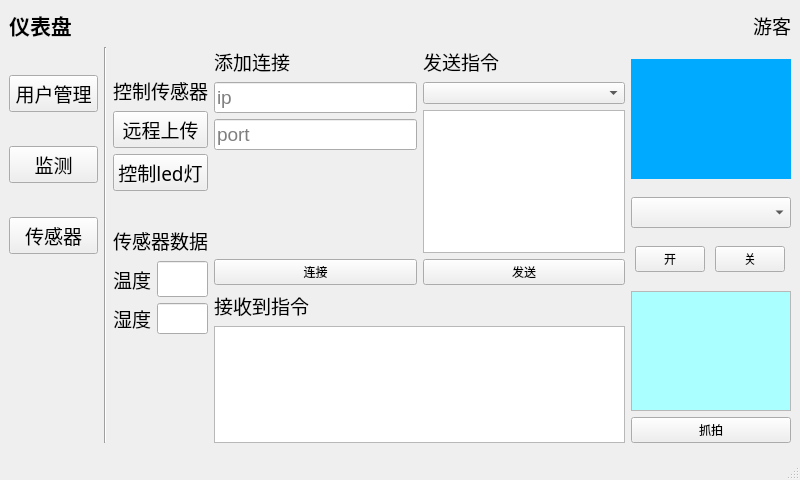
Qt form mainwin.ui (JinJieBeWater/oceanSystem) before a commit.
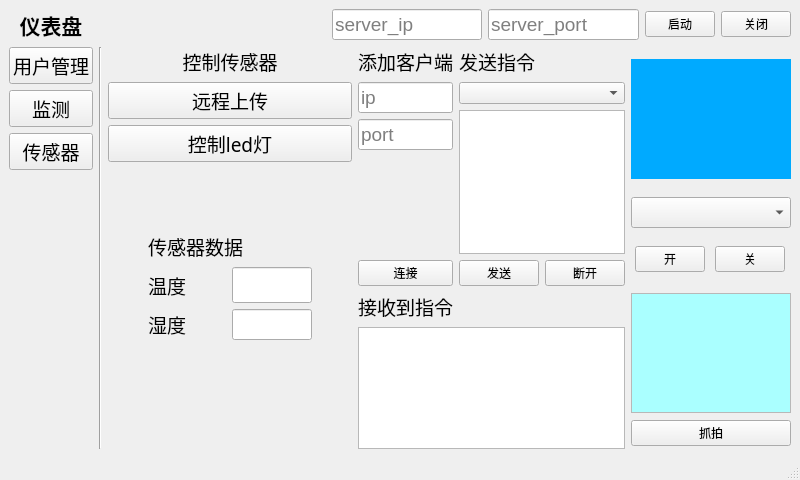
The same form after that commit.

Commit message: ✨ feat(server): 优化服务器配置

```diff
--- a/mainwin.ui
+++ b/mainwin.ui
@@ -26,7 +26,7 @@
    <string>仪表盘</string>
   </property>
   <widget class="QWidget" name="centralwidget">
-   <layout class="QGridLayout" name="gridLayout_5">
+   <layout class="QGridLayout" name="gridLayout_6">
     <item row="0" column="0">
      <widget class="QLabel" name="title">
       <property name="sizePolicy">
@@ -51,7 +51,7 @@
       </property>
      </widget>
     </item>
-    <item row="0" column="1" colspan="7">
+    <item row="0" column="1" colspan="2">
      <spacer name="horizontalSpacer">
       <property name="orientation">
        <enum>Qt::Horizontal</enum>
@@ -67,28 +67,103 @@
       </property>
      </spacer>
     </item>
-    <item row="0" column="8">
-     <widget class="QLabel" name="usernameLabel">
-      <property name="sizePolicy">
-       <sizepolicy hsizetype="Maximum" vsizetype="Preferred">
-        <horstretch>0</horstretch>
-        <verstretch>0</verstretch>
-       </sizepolicy>
-      </property>
-      <property name="font">
-       <font>
-        <family>翩翩体-简</family>
-        <pointsize>14</pointsize>
-        <weight>50</weight>
-        <bold>false</bold>
-       </font>
-      </property>
-      <property name="text">
-       <string>游客</string>
-      </property>
-     </widget>
+    <item row="0" column="3" colspan="4">
+     <layout class="QGridLayout" name="gridLayout_5">
+      <item row="0" column="1">
+       <widget class="QLineEdit" name="serverPortEdit">
+        <property name="sizePolicy">
+         <sizepolicy hsizetype="Preferred" vsizetype="Fixed">
+          <horstretch>0</horstretch>
+          <verstretch>0</verstretch>
+         </sizepolicy>
+        </property>
+        <property name="font">
+         <font>
+          <pointsize>14</pointsize>
+         </font>
+        </property>
+        <property name="placeholderText">
+         <string>server_port</string>
+        </property>
+       </widget>
+      </item>
+      <item row="0" column="3">
+       <widget class="QPushButton" name="closeServerBtn">
+        <property name="sizePolicy">
+         <sizepolicy hsizetype="Maximum" vsizetype="Fixed">
+          <horstretch>0</horstretch>
+          <verstretch>0</verstretch>
+         </sizepolicy>
+        </property>
+        <property name="maximumSize">
+         <size>
+          <width>70</width>
+          <height>16777215</height>
+         </size>
+        </property>
+        <property name="font">
+         <font>
+          <family>翩翩体-简</family>
+          <pointsize>9</pointsize>
+          <weight>50</weight>
+          <bold>false</bold>
+          <kerning>false</kerning>
+         </font>
+        </property>
+        <property name="text">
+         <string>关闭</string>
+        </property>
+       </widget>
+      </item>
+      <item row="0" column="2">
+       <widget class="QPushButton" name="startServerBtn">
+        <property name="sizePolicy">
+         <sizepolicy hsizetype="Maximum" vsizetype="Fixed">
+          <horstretch>0</horstretch>
+          <verstretch>0</verstretch>
+         </sizepolicy>
+        </property>
+        <property name="maximumSize">
+         <size>
+          <width>70</width>
+          <height>16777215</height>
+         </size>
+        </property>
+        <property name="font">
+         <font>
+          <family>翩翩体-简</family>
+          <pointsize>9</pointsize>
+          <weight>50</weight>
+          <bold>false</bold>
+          <kerning>false</kerning>
+         </font>
+        </property>
+        <property name="text">
+         <string>启动</string>
+        </property>
+       </widget>
+      </item>
+      <item row="0" column="0">
+       <widget class="QLineEdit" name="serverIpEdit">
+        <property name="sizePolicy">
+         <sizepolicy hsizetype="Preferred" vsizetype="Fixed">
+          <horstretch>0</horstretch>
+          <verstretch>0</verstretch>
+         </sizepolicy>
+        </property>
+        <property name="font">
+         <font>
+          <pointsize>14</pointsize>
+         </font>
+        </property>
+        <property name="placeholderText">
+         <string>server_ip</string>
+        </property>
+       </widget>
+      </item>
+     </layout>
     </item>
-    <item row="1" column="0" colspan="2">
+    <item row="1" column="0">
      <layout class="QVBoxLayout" name="verticalLayout_3">
       <item>
        <widget class="QPushButton" name="userManageButton">
@@ -161,14 +236,14 @@
       </item>
      </layout>
     </item>
-    <item row="1" column="2" rowspan="3">
+    <item row="1" column="1" rowspan="4">
      <widget class="Line" name="line">
       <property name="orientation">
        <enum>Qt::Vertical</enum>
       </property>
      </widget>
     </item>
-    <item row="1" column="3" rowspan="2" colspan="2">
+    <item row="1" column="2" rowspan="3" colspan="2">
      <layout class="QVBoxLayout" name="verticalLayout_2">
       <item>
        <layout class="QVBoxLayout" name="verticalLayout">
@@ -242,7 +317,28 @@
       </item>
       <item>
        <layout class="QGridLayout" name="gridLayout">
-        <item row="0" column="0" colspan="2">
+        <item row="3" column="0">
+         <widget class="QLabel" name="label_4">
+          <property name="sizePolicy">
+           <sizepolicy hsizetype="Maximum" vsizetype="Preferred">
+            <horstretch>0</horstretch>
+            <verstretch>0</verstretch>
+           </sizepolicy>
+          </property>
+          <property name="font">
+           <font>
+            <family>翩翩体-简</family>
+            <pointsize>14</pointsize>
+            <weight>50</weight>
+            <bold>false</bold>
+           </font>
+          </property>
+          <property name="text">
+           <string>湿度</string>
+          </property>
+         </widget>
+        </item>
+        <item row="1" column="0" colspan="2">
          <widget class="QLabel" name="label">
           <property name="sizePolicy">
            <sizepolicy hsizetype="Maximum" vsizetype="Maximum">
@@ -266,7 +362,7 @@
           </property>
          </widget>
         </item>
-        <item row="1" column="0">
+        <item row="2" column="0">
          <widget class="QLabel" name="label_3">
           <property name="sizePolicy">
            <sizepolicy hsizetype="Maximum" vsizetype="Preferred">
@@ -287,56 +383,7 @@
           </property>
          </widget>
         </item>
-        <item row="1" column="1">
-         <widget class="QLineEdit" name="temperatureShow">
-          <property name="sizePolicy">
-           <sizepolicy hsizetype="Maximum" vsizetype="Fixed">
-            <horstretch>0</horstretch>
-            <verstretch>0</verstretch>
-           </sizepolicy>
-          </property>
-          <property name="minimumSize">
-           <size>
-            <width>0</width>
-            <height>36</height>
-           </size>
-          </property>
-          <property name="maximumSize">
-           <size>
-            <width>80</width>
-            <height>16777215</height>
-           </size>
-          </property>
-          <property name="font">
-           <font>
-            <family>Agency FB</family>
-            <pointsize>12</pointsize>
-           </font>
-          </property>
-         </widget>
-        </item>
-        <item row="2" column="0">
-         <widget class="QLabel" name="label_4">
-          <property name="sizePolicy">
-           <sizepolicy hsizetype="Maximum" vsizetype="Preferred">
-            <horstretch>0</horstretch>
-            <verstretch>0</verstretch>
-           </sizepolicy>
-          </property>
-          <property name="font">
-           <font>
-            <family>翩翩体-简</family>
-            <pointsize>14</pointsize>
-            <weight>50</weight>
-            <bold>false</bold>
-           </font>
-          </property>
-          <property name="text">
-           <string>湿度</string>
-          </property>
-         </widget>
-        </item>
-        <item row="2" column="1">
+        <item row="3" column="1">
          <widget class="QLineEdit" name="humidityShow">
           <property name="sizePolicy">
            <sizepolicy hsizetype="Maximum" vsizetype="Fixed">
@@ -364,11 +411,52 @@
           </property>
          </widget>
         </item>
+        <item row="2" column="1">
+         <widget class="QLineEdit" name="temperatureShow">
+          <property name="sizePolicy">
+           <sizepolicy hsizetype="Maximum" vsizetype="Fixed">
+            <horstretch>0</horstretch>
+            <verstretch>0</verstretch>
+           </sizepolicy>
+          </property>
+          <property name="minimumSize">
+           <size>
+            <width>0</width>
+            <height>36</height>
+           </size>
+          </property>
+          <property name="maximumSize">
+           <size>
+            <width>80</width>
+            <height>16777215</height>
+           </size>
+          </property>
+          <property name="font">
+           <font>
+            <family>Agency FB</family>
+            <pointsize>12</pointsize>
+           </font>
+          </property>
+         </widget>
+        </item>
+        <item row="0" column="0">
+         <spacer name="verticalSpacer_5">
+          <property name="orientation">
+           <enum>Qt::Vertical</enum>
+          </property>
+          <property name="sizeHint" stdset="0">
+           <size>
+            <width>20</width>
+            <height>40</height>
+           </size>
+          </property>
+         </spacer>
+        </item>
        </layout>
       </item>
      </layout>
     </item>
-    <item row="1" column="5">
+    <item row="1" column="4" rowspan="2">
      <layout class="QGridLayout" name="gridLayout_2">
       <item row="0" column="0">
        <widget class="QLabel" name="label_8">
@@ -381,7 +469,7 @@
          </font>
         </property>
         <property name="text">
-         <string>添加连接</string>
+         <string>添加客户端</string>
         </property>
        </widget>
       </item>
@@ -437,7 +525,7 @@
       </item>
      </layout>
     </item>
-    <item row="1" column="6">
+    <item row="1" column="5" rowspan="2">
      <layout class="QGridLayout" name="gridLayout_4">
       <item row="0" column="0">
        <widget class="QLabel" name="label_6">
@@ -461,21 +549,38 @@
        <widget class="QTextEdit" name="sendCommandTextEdit"/>
       </item>
       <item row="3" column="0">
-       <widget class="QPushButton" name="sendCommandBtn">
-        <property name="font">
-         <font>
-          <family>翩翩体-简</family>
-          <pointsize>9</pointsize>
-         </font>
-        </property>
-        <property name="text">
-         <string>发送</string>
-        </property>
-       </widget>
+       <layout class="QHBoxLayout" name="horizontalLayout_2">
+        <item>
+         <widget class="QPushButton" name="sendCommandBtn">
+          <property name="font">
+           <font>
+            <family>翩翩体-简</family>
+            <pointsize>9</pointsize>
+           </font>
+          </property>
+          <property name="text">
+           <string>发送</string>
+          </property>
+         </widget>
+        </item>
+        <item>
+         <widget class="QPushButton" name="closeConnectionBtn">
+          <property name="font">
+           <font>
+            <family>翩翩体-简</family>
+            <pointsize>9</pointsize>
+           </font>
+          </property>
+          <property name="text">
+           <string>断开</string>
+          </property>
+         </widget>
+        </item>
+       </layout>
       </item>
      </layout>
     </item>
-    <item row="1" column="7" colspan="2">
+    <item row="1" column="6" rowspan="2">
      <layout class="QVBoxLayout" name="verticalLayout_4">
       <item>
        <widget class="QWidget" name="cameraDisplay" native="true">
@@ -586,7 +691,7 @@
       </item>
      </layout>
     </item>
-    <item row="2" column="1" rowspan="2">
+    <item row="2" column="0" rowspan="3">
      <spacer name="verticalSpacer_2">
       <property name="orientation">
        <enum>Qt::Vertical</enum>
@@ -599,7 +704,7 @@
       </property>
      </spacer>
     </item>
-    <item row="2" column="5" rowspan="2" colspan="2">
+    <item row="3" column="4" rowspan="2" colspan="2">
      <layout class="QVBoxLayout" name="verticalLayout_6">
       <item>
        <widget class="QLabel" name="label_7">
@@ -621,7 +726,7 @@
       </item>
      </layout>
     </item>
-    <item row="2" column="7" rowspan="2" colspan="2">
+    <item row="3" column="6" rowspan="2">
      <layout class="QGridLayout" name="gridLayout_3">
       <item row="0" column="0">
        <widget class="QScrollArea" name="snapShotScrollArea">
@@ -687,7 +792,7 @@
       </item>
      </layout>
     </item>
-    <item row="3" column="4" rowspan="2">
+    <item row="4" column="3">
      <spacer name="verticalSpacer">
       <property name="orientation">
        <enum>Qt::Vertical</enum>
@@ -700,7 +805,7 @@
       </property>
      </spacer>
     </item>
-    <item row="4" column="6">
+    <item row="5" column="5">
      <spacer name="verticalSpacer_3">
       <property name="orientation">
        <enum>Qt::Vertical</enum>
```
Left out of the diff: 2 changed lines with no effect on the pictures. The commit also changes 5 other files.
